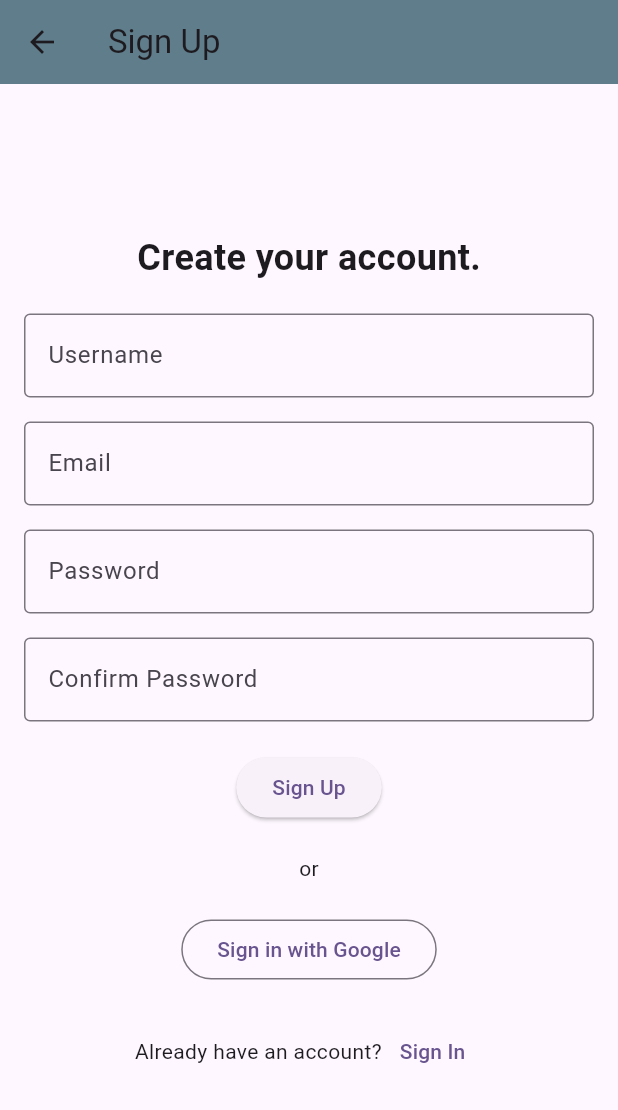
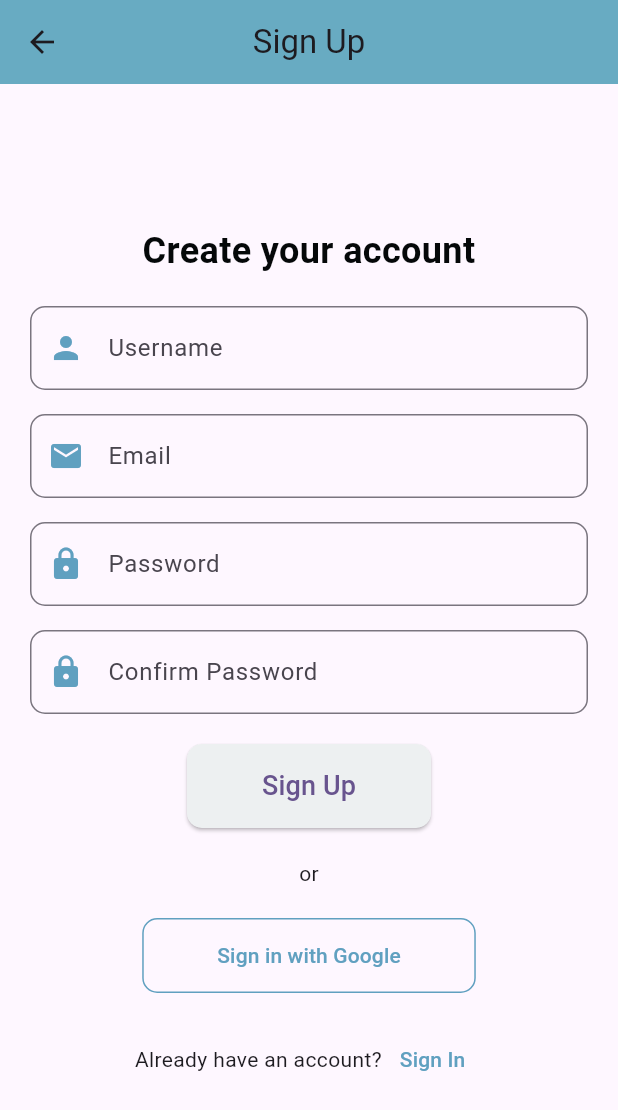
Before and after one commit to fadilanrk/Mobile3, a Flutter app: the LoginPage screen opened directly, after a tap on "Sign Up", on a phone screen of 412 x 824 dp. Shown: the top 1110 px of the screen. Run offline on Flutter 3.47's test engine with Material 3 defaults, Android fonts, the phone set to English and light mode, and no system bars.

Commit message:
first commit

```diff
--- a/lib/register.dart
+++ b/lib/register.dart
@@ -13,7 +13,11 @@ class MyApp extends StatelessWidget {
       debugShowCheckedModeBanner: false,
       title: 'Flutter Demo',
       theme: ThemeData(
-        colorScheme: ColorScheme.fromSeed(seedColor: const Color.fromARGB(255, 136, 172, 204)),
+        colorScheme: ColorScheme.fromSeed(
+          seedColor: const Color(0xFF88ACC4),
+          primary: const Color(0xFF4D87A4),
+
+        ),
         useMaterial3: true,
       ),
       home: const LoginPage(),
@@ -29,10 +33,11 @@ class LoginPage extends StatelessWidget {
     return Scaffold(
       appBar: AppBar(
         title: const Text('Login'),
-        backgroundColor: Colors.blueGrey,
+        backgroundColor: const Color(0xFF4D87A4),
+        centerTitle: true,
       ),
       body: Padding(
-        padding: const EdgeInsets.all(16.0),
+        padding: const EdgeInsets.all(20.0),
         child: Center(
           child: SingleChildScrollView(
             child: Column(
@@ -40,20 +45,31 @@ class LoginPage extends StatelessWidget {
               children: [
                 const Text(
                   'Welcome Back! Enter your credentials to login',
-                  style: TextStyle(fontSize: 24, fontWeight: FontWeight.bold),
+                  style: TextStyle(
+                    fontSize: 24,
+                    fontWeight: FontWeight.bold,
+                    color: Color.fromARGB(255, 7, 11, 12),
+                  ),
+                  textAlign: TextAlign.center,
                 ),
                 const SizedBox(height: 20),
                 TextFormField(
-                  decoration: const InputDecoration(
+                  decoration: InputDecoration(
                     labelText: 'Username',
-                    border: OutlineInputBorder(),
+                    prefixIcon: const Icon(Icons.person, color: Color(0xFF4D87A4)),
+                    border: OutlineInputBorder(
+                      borderRadius: BorderRadius.circular(10),
+                    ),
                   ),
                 ),
                 const SizedBox(height: 16),
                 TextFormField(
-                  decoration: const InputDecoration(
+                  decoration: InputDecoration(
                     labelText: 'Password',
-                    border: OutlineInputBorder(),
+                    prefixIcon: const Icon(Icons.lock, color: Color(0xFF4D87A4)),
+                    border: OutlineInputBorder(
+                      borderRadius: BorderRadius.circular(10),
+                    ),
                   ),
                   obscureText: true,
                 ),
@@ -62,20 +78,32 @@ class LoginPage extends StatelessWidget {
                   alignment: Alignment.centerRight,
                   child: TextButton(
                     onPressed: () {
-                      // Navigate to Forgot Password Page
+                      // Handle forgot password
                     },
-                    child: const Text('Forgot Password?'),
+                    child: const Text(
+                      'Forgot Password?',
+                      style: TextStyle(color: Color(0xFF4D87A4)),
+                    ),
                   ),
                 ),
                 const SizedBox(height: 20),
                 ElevatedButton(
+                  style: ElevatedButton.styleFrom(
+                    backgroundColor: const Color.fromARGB(255, 200, 204, 205),
+                    padding: const EdgeInsets.symmetric(horizontal: 50, vertical: 15),
+                    shape: RoundedRectangleBorder(
+                      borderRadius: BorderRadius.circular(10),
+                    ),
+                  ),
                   onPressed: () {
-                    // Handle login logic
                     ScaffoldMessenger.of(context).showSnackBar(
                       const SnackBar(content: Text('Logging in')),
                     );
                   },
-                  child: const Text('Login'),
+                  child: const Text(
+                    'Login',
+                    style: TextStyle(fontSize: 18),
+                  ),
                 ),
                 const SizedBox(height: 20),
                 Row(
@@ -84,13 +112,17 @@ class LoginPage extends StatelessWidget {
                     const Text("Don't have an account?"),
                     TextButton(
                       onPressed: () {
-                        // Navigate to Sign Up Page
                         Navigator.push(
                           context,
-                          MaterialPageRoute(builder: (context) => const RegisterPage()),
+                          MaterialPageRoute(
+                            builder: (context) => const RegisterPage(),
+                          ),
                         );
                       },
-                      child: const Text('Sign Up'),
+                      child: const Text(
+                        'Sign Up',
+                        style: TextStyle(color: Color(0xFF4D87A4)),
+                      ),
                     ),
                   ],
                 ),
@@ -111,67 +143,104 @@ class RegisterPage extends StatelessWidget {
     return Scaffold(
       appBar: AppBar(
         title: const Text('Sign Up'),
-        backgroundColor: Colors.blueGrey,
+        backgroundColor: const Color.fromARGB(255, 104, 171, 194),
+        centerTitle: true,
       ),
       body: Padding(
-        padding: const EdgeInsets.all(16.0),
+        padding: const EdgeInsets.all(20.0),
         child: Center(
           child: SingleChildScrollView(
             child: Column(
               mainAxisSize: MainAxisSize.min,
               children: [
                 const Text(
-                  'Create your account.',
-                  style: TextStyle(fontSize: 24, fontWeight: FontWeight.bold),
+                  'Create your account',
+                  style: TextStyle(
+                    fontSize: 24,
+                    fontWeight: FontWeight.bold,
+                    color: Color.fromARGB(255, 5, 8, 9),
+                  ),
+                  textAlign: TextAlign.center,
                 ),
                 const SizedBox(height: 20),
                 TextFormField(
-                  decoration: const InputDecoration(
+                  decoration: InputDecoration(
                     labelText: 'Username',
-                    border: OutlineInputBorder(),
+                    prefixIcon: const Icon(Icons.person, color: Color(0xFF60A0C0)),
+                    border: OutlineInputBorder(
+                      borderRadius: BorderRadius.circular(10),
+                    ),
                   ),
                 ),
                 const SizedBox(height: 16),
                 TextFormField(
-                  decoration: const InputDecoration(
+                  decoration: InputDecoration(
                     labelText: 'Email',
-                    border: OutlineInputBorder(),
+                    prefixIcon: const Icon(Icons.email, color: Color(0xFF60A0C0)),
+                    border: OutlineInputBorder(
+                      borderRadius: BorderRadius.circular(10),
+                    ),
                   ),
                 ),
                 const SizedBox(height: 16),
                 TextFormField(
-                  decoration: const InputDecoration(
+                  decoration: InputDecoration(
                     labelText: 'Password',
-                    border: OutlineInputBorder(),
+                    prefixIcon: const Icon(Icons.lock, color: Color(0xFF60A0C0)),
+                    border: OutlineInputBorder(
+                      borderRadius: BorderRadius.circular(10),
+                    ),
                   ),
                   obscureText: true,
                 ),
                 const SizedBox(height: 16),
                 TextFormField(
-                  decoration: const InputDecoration(
+                  decoration: InputDecoration(
                     labelText: 'Confirm Password',
-                    border: OutlineInputBorder(),
+                    prefixIcon: const Icon(Icons.lock, color: Color(0xFF60A0C0)),
+                    border: OutlineInputBorder(
+                      borderRadius: BorderRadius.circular(10),
+                    ),
                   ),
                   obscureText: true,
                 ),
                 const SizedBox(height: 20),
                 ElevatedButton(
+                  style: ElevatedButton.styleFrom(
+                    backgroundColor: const Color.fromARGB(255, 237, 240, 241),
+                    padding: const EdgeInsets.symmetric(horizontal: 50, vertical: 15),
+                    shape: RoundedRectangleBorder(
+                      borderRadius: BorderRadius.circular(10),
+                    ),
+                  ),
                   onPressed: () {
-                    // Handle registration logic
                     ScaffoldMessenger.of(context).showSnackBar(
                       const SnackBar(content: Text('Registering')),
                     );
                   },
-                  child: const Text('Sign Up'),
+                  child: const Text(
+                    'Sign Up',
+                    style: TextStyle(fontSize: 18),
+                  ),
                 ),
                 const SizedBox(height: 20),
                 const Text('or'),
                 const SizedBox(height: 20),
                 OutlinedButton(
+                  style: OutlinedButton.styleFrom(
+                    side: const BorderSide(color: Color(0xFF60A0C0)),
+                    padding: const EdgeInsets.symmetric(horizontal: 50, vertical: 15),
+                    shape: RoundedRectangleBorder(
+                      borderRadius: BorderRadius.circular(10),
+                    ),
+                  ),
                   onPressed: () {
                     // Handle Google sign-in logic
                   },
-                  child: const Text('Sign in with Google'),
+                  child: const Text(
+                    'Sign in with Google',
+                    style: TextStyle(color: Color(0xFF60A0C0)),
+                  ),
                 ),
                 const SizedBox(height: 20),
                 Row(
@@ -180,10 +249,12 @@ class RegisterPage extends StatelessWidget {
                     const Text("Already have an account?"),
                     TextButton(
                       onPressed: () {
-                        // Navigate back to Login Page
                         Navigator.pop(context);
                       },
-                      child: const Text('Sign In'),
+                      child: const Text(
+                        'Sign In',
+                        style: TextStyle(color: Color(0xFF60A0C0)),
+                      ),
                     ),
                   ],
                 ),
```
